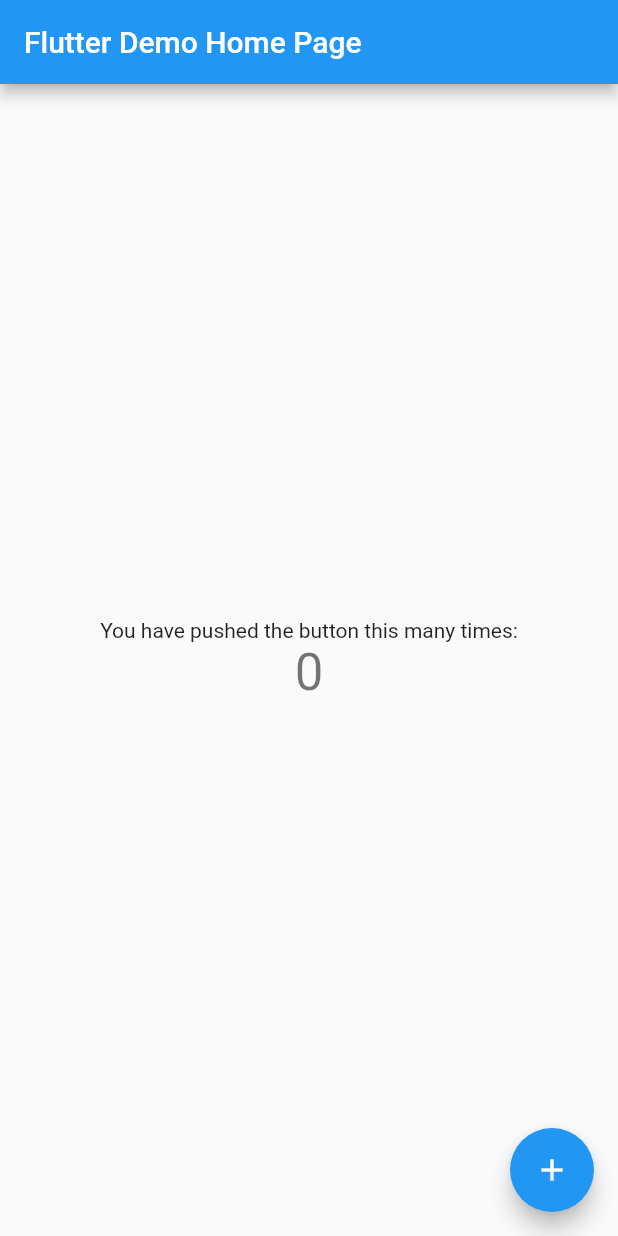
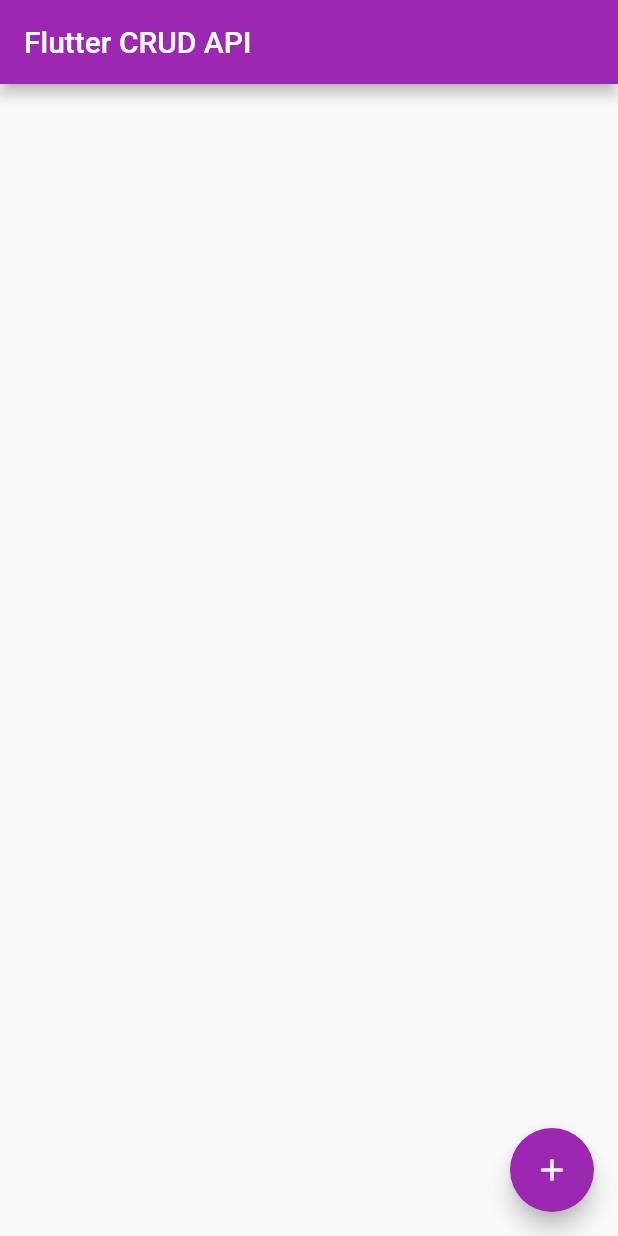
Before and after one commit to ImranSasudin/crudapi, a Flutter app: the screen it shows after launch, on a phone screen of 412 x 824 dp. Run offline on Flutter 3.47's test engine with Material 2 defaults, Android fonts, the phone set to English and light mode, and no system bars; missing offline and left inert: flutter_app_crud_rest.

```diff
--- a/lib/main.dart
+++ b/lib/main.dart
@@ -1,111 +1,41 @@
 import 'package:flutter/material.dart';
+import 'package:flutter_app_crud_rest/add_profile.dart';
 
-void main() => runApp(MyApp());
+import 'home.dart';
 
-class MyApp extends StatelessWidget {
-  // This widget is the root of your application.
+void main() => runApp(App());
+
+GlobalKey<ScaffoldState> _scaffoldState = GlobalKey<ScaffoldState>();
+
+class App extends StatelessWidget {
   @override
   Widget build(BuildContext context) {
     return MaterialApp(
-      title: 'Flutter Demo',
       theme: ThemeData(
-        // This is the theme of your application.
-        //
-        // Try running your application with "flutter run". You'll see the
-        // application has a blue toolbar. Then, without quitting the app, try
-        // changing the primarySwatch below to Colors.green and then invoke
-        // "hot reload" (press "r" in the console where you ran "flutter run",
-        // or simply save your changes to "hot reload" in a Flutter IDE).
-        // Notice that the counter didn't reset back to zero; the application
-        // is not restarted.
-        primarySwatch: Colors.blue,
+        primaryColor: Colors.purple,
+        accentColor: Colors.purpleAccent,
       ),
-      home: MyHomePage(title: 'Flutter Demo Home Page'),
+      home: Scaffold(
+        key: _scaffoldState,
+        floatingActionButton: FloatingActionButton(
+          onPressed: () {
+
+            // Add your onPressed code here!
+          },
+          child: Icon(Icons.add),
+          backgroundColor: Colors.purple,
+        ),
+        appBar: AppBar(
+          title: Text(
+            "Flutter CRUD API",
+            style: TextStyle(
+              color: Colors.white,
+            ),
+          ),
+
+        ),
+        // body: HomeScreen(),
+      ),
     );
   }
 }
-
-class MyHomePage extends StatefulWidget {
-  MyHomePage({Key key, this.title}) : super(key: key);
-
-  // This widget is the home page of your application. It is stateful, meaning
-  // that it has a State object (defined below) that contains fields that affect
-  // how it looks.
-
-  // This class is the configuration for the state. It holds the values (in this
-  // case the title) provided by the parent (in this case the App widget) and
-  // used by the build method of the State. Fields in a Widget subclass are
-  // always marked "final".
-
-  final String title;
-
-  @override
-  _MyHomePageState createState() => _MyHomePageState();
-}
-
-class _MyHomePageState extends State<MyHomePage> {
-  int _counter = 0;
-
-  void _incrementCounter() {
-    setState(() {
-      // This call to setState tells the Flutter framework that something has
-      // changed in this State, which causes it to rerun the build method below
-      // so that the display can reflect the updated values. If we changed
-      // _counter without calling setState(), then the build method would not be
-      // called again, and so nothing would appear to happen.
-      _counter++;
-    });
-  }
-
-  @override
-  Widget build(BuildContext context) {
-    // This method is rerun every time setState is called, for instance as done
-    // by the _incrementCounter method above.
-    //
-    // The Flutter framework has been optimized to make rerunning build methods
-    // fast, so that you can just rebuild anything that needs updating rather
-    // than having to individually change instances of widgets.
-    return Scaffold(
-      appBar: AppBar(
-        // Here we take the value from the MyHomePage object that was created by
-        // the App.build method, and use it to set our appbar title.
-        title: Text(widget.title),
-      ),
-      body: Center(
-        // Center is a layout widget. It takes a single child and positions it
-        // in the middle of the parent.
-        child: Column(
-          // Column is also a layout widget. It takes a list of children and
-          // arranges them vertically. By default, it sizes itself to fit its
-          // children horizontally, and tries to be as tall as its parent.
-          //
-          // Invoke "debug painting" (press "p" in the console, choose the
-          // "Toggle Debug Paint" action from the Flutter Inspector in Android
-          // Studio, or the "Toggle Debug Paint" command in Visual Studio Code)
-          // to see the wireframe for each widget.
-          //
-          // Column has various properties to control how it sizes itself and
-          // how it positions its children. Here we use mainAxisAlignment to
-          // center the children vertically; the main axis here is the vertical
-          // axis because Columns are vertical (the cross axis would be
-          // horizontal).
-          mainAxisAlignment: MainAxisAlignment.center,
-          children: <Widget>[
-            Text(
-              'You have pushed the button this many times:',
-            ),
-            Text(
-              '$_counter',
-              style: Theme.of(context).textTheme.display1,
-            ),
-          ],
-        ),
-      ),
-      floatingActionButton: FloatingActionButton(
-        onPressed: _incrementCounter,
-        tooltip: 'Increment',
-        child: Icon(Icons.add),
-      ), // This trailing comma makes auto-formatting nicer for build methods.
-    );
-  }
-}
--- a/pubspec.yaml
+++ b/pubspec.yaml
@@ -19,6 +19,7 @@ environment:
 dependencies:
   flutter:
     sdk: flutter
+  http: ^0.12.0+4
 
   # The following adds the Cupertino Icons font to your application.
   # Use with the CupertinoIcons class for iOS style icons.
```
Also changed, not shown: lib/home.dart (added, +141 -0 lines), lib/model/profile.dart (added, +39 -0 lines), lib/rest/rest_profile.dart (added, +69 -0 lines), pubspec.lock.
